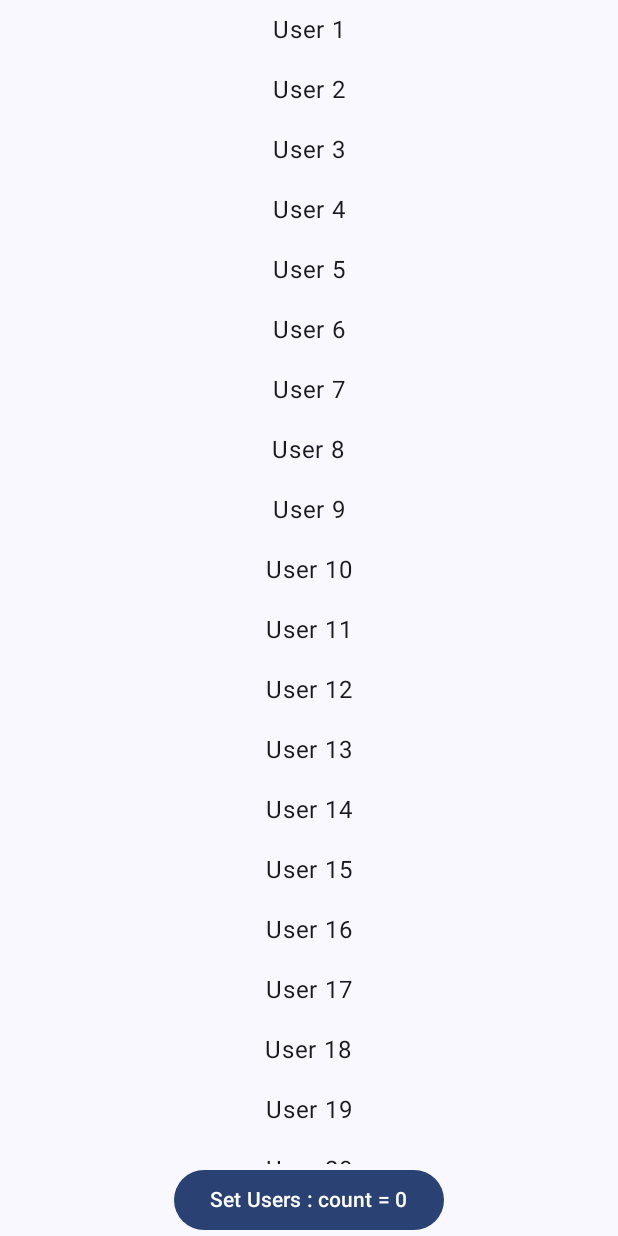
After one commit to deepak252/AndroidJetpackCompose, an Android app built with Jetpack Compose: the composable EffectScreen shown on its own in the app's theme, on a phone screen of 412 x 824 dp. The commit adds this screen. Run offline under Robolectric (Android 15) with nearby library versions, the phone set to English and light mode, and no system bars.

Commit message:
Side Effects, RememberCoroutineScope, RememberUpdatedState

```diff
--- /dev/null
+++ b/app/src/main/java/com/example/jetpackcomposeapp/screens/EffectScreen.kt
@@ -0,0 +1,95 @@
+package com.example.jetpackcomposeapp.screens
+
+import android.util.Log
+import androidx.compose.foundation.gestures.scrollable
+import androidx.compose.foundation.layout.Arrangement
+import androidx.compose.foundation.layout.Column
+import androidx.compose.foundation.layout.Spacer
+import androidx.compose.foundation.layout.fillMaxSize
+import androidx.compose.foundation.layout.height
+import androidx.compose.foundation.layout.padding
+import androidx.compose.foundation.lazy.LazyColumn
+import androidx.compose.foundation.lazy.items
+import androidx.compose.foundation.rememberScrollState
+import androidx.compose.foundation.verticalScroll
+import androidx.compose.material3.Button
+import androidx.compose.material3.MaterialTheme
+import androidx.compose.material3.Surface
+import androidx.compose.material3.Text
+import androidx.compose.runtime.Composable
+import androidx.compose.runtime.LaunchedEffect
+import androidx.compose.runtime.mutableStateListOf
+import androidx.compose.runtime.getValue
+import androidx.compose.runtime.mutableStateOf
+import androidx.compose.runtime.setValue
+import androidx.compose.runtime.saveable.rememberSaveable
+import androidx.compose.ui.Alignment
+import androidx.compose.ui.Modifier
+import androidx.compose.ui.unit.dp
+import com.example.jetpackcomposeapp.ui.theme.JetpackComposeAppTheme
+import kotlinx.coroutines.delay
+
+
+// 1. LaunchedEffect : Run sideEffects in control manner
+@Composable
+fun EffectScreen(){
+
+    var users by rememberSaveable{
+        mutableStateOf<List<String>>(listOf("User 5"))
+    }
+
+    var count by rememberSaveable{
+        mutableStateOf(0)
+    }
+    Log.d("MyTag", "State Refresh")
+
+//    users = fetchUsers()
+    LaunchedEffect(key1 = count%4==0){
+        // This Code will execute once for unique key1 value
+        // LaunchedEffect uses CoroutineScope
+        // Always called on Initial Composition
+        // Cannot be called on Button Click etc.
+//        delay(2000)
+        Log.d("MyTag", "Fetch Users, count = $count")
+        users = fetchUsers()
+    }
+
+    JetpackComposeAppTheme(
+    ) {
+        Surface(
+            color = MaterialTheme.colorScheme.background,
+            modifier = Modifier.fillMaxSize()
+        ) {
+
+            Column(
+                horizontalAlignment = Alignment.CenterHorizontally,
+                modifier = Modifier.fillMaxSize()
+            ) {
+                LazyColumn(
+                    horizontalAlignment = Alignment.CenterHorizontally,
+                    modifier = Modifier.weight(1f)
+                ) {
+                    items(users){
+                        Text(
+                            text = it,
+                            modifier = Modifier.padding(8.dp)
+                        )
+                    }
+                }
+                Button(onClick = {
+//                    users = listOf("User A")
+                    count++
+
+                }) {
+                    Text(text = "Set Users : count = $count")
+                }
+            }
+        }
+    }
+}
+
+fun fetchUsers(): List<String>{
+    return List(100){
+        "User ${it+1}"
+    }
+}
```
Also changed, not shown: app/src/main/java/com/example/jetpackcomposeapp/MainActivity.kt (+8 -1 lines), app/src/main/java/com/example/jetpackcomposeapp/screens/RememberCoroutineScope.kt (added, +95 -0 lines), app/src/main/java/com/example/jetpackcomposeapp/screens/RememberUpdatedState.kt (added, +62 -0 lines), app/src/main/java/com/example/jetpackcomposeapp/screens/RememberUpdatedState2.kt (added, +66 -0 lines).
